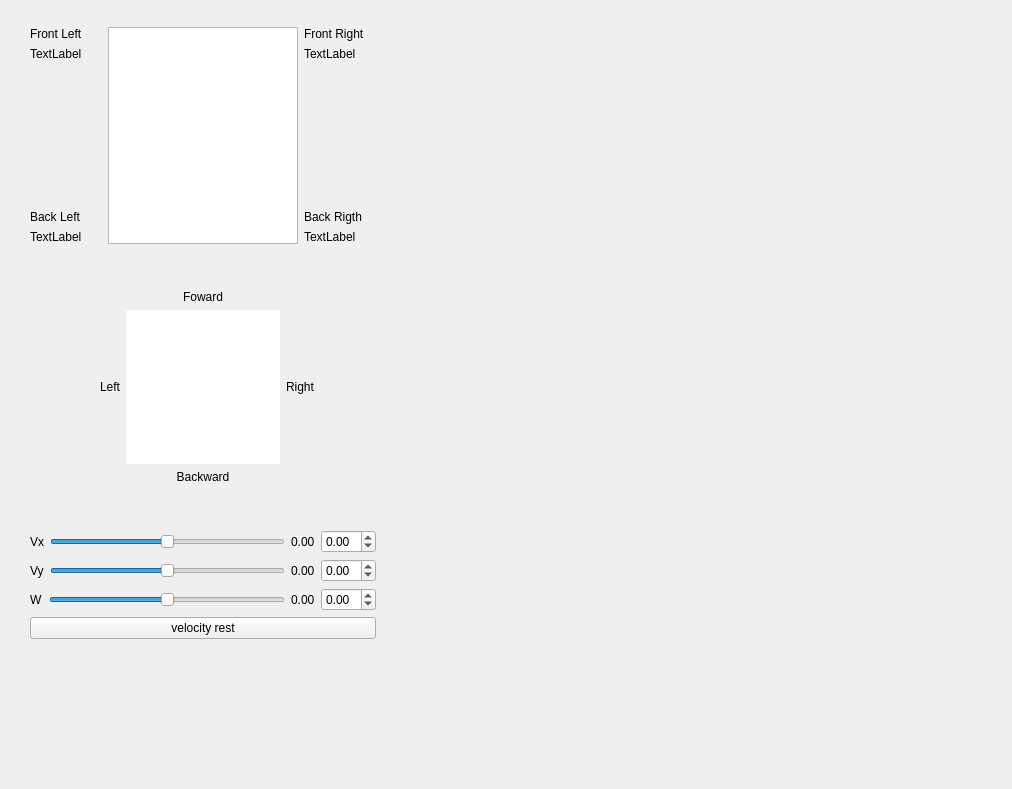
This is mainbot_control_ui/mainbot_control_ui/submodule/controlui.ui in cananella/Ros2-whit-PyQt6-Ui as Qt 5 draws it before an edit. The edited form follows.
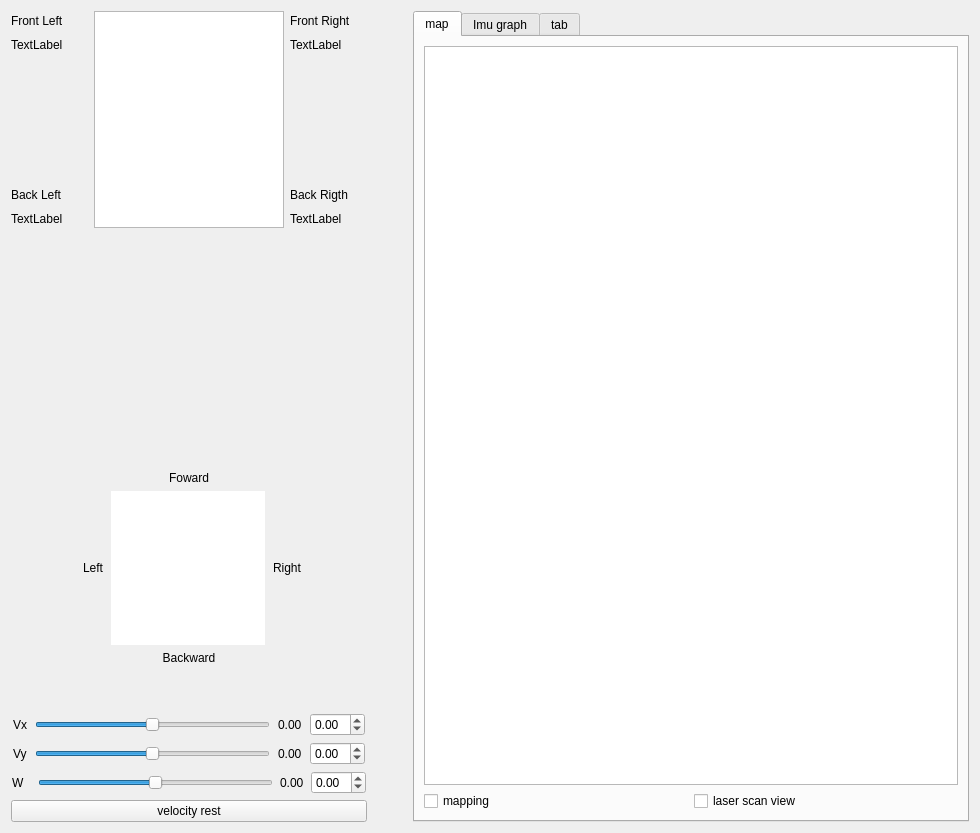
This is the edited form. Custom widgets are drawn as their Qt base class.

```diff
--- a/mainbot_control_ui/mainbot_control_ui/submodule/controlui.ui
+++ b/mainbot_control_ui/mainbot_control_ui/submodule/controlui.ui
@@ -6,10 +6,16 @@
    <rect>
     <x>0</x>
     <y>0</y>
-    <width>1012</width>
-    <height>789</height>
+    <width>980</width>
+    <height>833</height>
    </rect>
   </property>
+  <property name="sizePolicy">
+   <sizepolicy hsizetype="Expanding" vsizetype="Expanding">
+    <horstretch>0</horstretch>
+    <verstretch>0</verstretch>
+   </sizepolicy>
+  </property>
   <property name="minimumSize">
    <size>
     <width>50</width>
@@ -19,18 +25,11 @@
   <property name="windowTitle">
    <string>Form</string>
   </property>
-  <widget class="QWidget" name="">
-   <property name="geometry">
-    <rect>
-     <x>30</x>
-     <y>27</y>
-     <width>361</width>
-     <height>660</height>
-    </rect>
-   </property>
+  <layout class="QGridLayout" name="gridLayout_3">
+   <item row="1" column="0">
    <layout class="QHBoxLayout" name="horizontalLayout_5">
     <property name="sizeConstraint">
-     <enum>QLayout::SetFixedSize</enum>
+      <enum>QLayout::SetMinimumSize</enum>
     </property>
     <item>
      <layout class="QVBoxLayout" name="verticalLayout_2">
@@ -82,6 +81,24 @@
         </item>
         <item row="0" column="0">
          <widget class="QLabel" name="label">
+           <property name="sizePolicy">
+            <sizepolicy hsizetype="Fixed" vsizetype="Preferred">
+             <horstretch>0</horstretch>
+             <verstretch>0</verstretch>
+            </sizepolicy>
+           </property>
+           <property name="minimumSize">
+            <size>
+             <width>77</width>
+             <height>0</height>
+            </size>
+           </property>
+           <property name="maximumSize">
+            <size>
+             <width>77</width>
+             <height>16777215</height>
+            </size>
+           </property>
           <property name="text">
            <string>Front Left</string>
           </property>
@@ -96,6 +113,24 @@
         </item>
         <item row="0" column="2">
          <widget class="QLabel" name="label_5">
+           <property name="sizePolicy">
+            <sizepolicy hsizetype="Fixed" vsizetype="Preferred">
+             <horstretch>0</horstretch>
+             <verstretch>0</verstretch>
+            </sizepolicy>
+           </property>
+           <property name="minimumSize">
+            <size>
+             <width>77</width>
+             <height>0</height>
+            </size>
+           </property>
+           <property name="maximumSize">
+            <size>
+             <width>77</width>
+             <height>16777215</height>
+            </size>
+           </property>
           <property name="text">
            <string>Front Right</string>
           </property>
@@ -113,10 +148,13 @@
           <property name="orientation">
            <enum>Qt::Vertical</enum>
           </property>
+           <property name="sizeType">
+            <enum>QSizePolicy::Fixed</enum>
+           </property>
           <property name="sizeHint" stdset="0">
            <size>
             <width>20</width>
-            <height>40</height>
+             <height>125</height>
            </size>
           </property>
          </spacer>
@@ -126,10 +164,13 @@
           <property name="orientation">
            <enum>Qt::Vertical</enum>
           </property>
+           <property name="sizeType">
+            <enum>QSizePolicy::Fixed</enum>
+           </property>
           <property name="sizeHint" stdset="0">
            <size>
             <width>20</width>
-            <height>40</height>
+             <height>125</height>
            </size>
           </property>
          </spacer>
@@ -170,6 +211,9 @@
               <property name="orientation">
                <enum>Qt::Horizontal</enum>
               </property>
+               <property name="sizeType">
+                <enum>QSizePolicy::Fixed</enum>
+               </property>
               <property name="sizeHint" stdset="0">
                <size>
                 <width>40</width>
@@ -181,7 +225,7 @@
             <item>
              <widget class="QLabel" name="label_8">
               <property name="sizePolicy">
-               <sizepolicy hsizetype="Minimum" vsizetype="Preferred">
+                <sizepolicy hsizetype="Fixed" vsizetype="Preferred">
                 <horstretch>0</horstretch>
                 <verstretch>0</verstretch>
                </sizepolicy>
@@ -249,7 +293,7 @@
             <item>
              <widget class="QLabel" name="label_7">
               <property name="sizePolicy">
-               <sizepolicy hsizetype="Minimum" vsizetype="Preferred">
+                <sizepolicy hsizetype="Fixed" vsizetype="Preferred">
                 <horstretch>0</horstretch>
                 <verstretch>0</verstretch>
                </sizepolicy>
@@ -270,6 +314,9 @@
               <property name="orientation">
                <enum>Qt::Horizontal</enum>
               </property>
+               <property name="sizeType">
+                <enum>QSizePolicy::Fixed</enum>
+               </property>
               <property name="sizeHint" stdset="0">
                <size>
                 <width>40</width>
@@ -307,8 +354,17 @@
         </item>
         <item>
          <layout class="QHBoxLayout" name="horizontalLayout">
+           <property name="sizeConstraint">
+            <enum>QLayout::SetFixedSize</enum>
+           </property>
           <item>
            <widget class="QLabel" name="Vx_fix_label">
+             <property name="sizePolicy">
+              <sizepolicy hsizetype="Fixed" vsizetype="Preferred">
+               <horstretch>0</horstretch>
+               <verstretch>0</verstretch>
+              </sizepolicy>
+             </property>
             <property name="text">
              <string>Vx</string>
             </property>
@@ -316,6 +372,18 @@
           </item>
           <item>
            <widget class="QSlider" name="Vx_horizontalSlider">
+             <property name="sizePolicy">
+              <sizepolicy hsizetype="Fixed" vsizetype="Fixed">
+               <horstretch>0</horstretch>
+               <verstretch>0</verstretch>
+              </sizepolicy>
+             </property>
+             <property name="minimumSize">
+              <size>
+               <width>235</width>
+               <height>0</height>
+              </size>
+             </property>
             <property name="styleSheet">
              <string notr="true">QSlider {
             &quot;background-color: #FF3B3B3B;&quot;
@@ -340,6 +408,12 @@
           </item>
           <item>
            <widget class="QLabel" name="Vx_value">
+             <property name="sizePolicy">
+              <sizepolicy hsizetype="Fixed" vsizetype="Preferred">
+               <horstretch>0</horstretch>
+               <verstretch>0</verstretch>
+              </sizepolicy>
+             </property>
             <property name="text">
              <string>0.00</string>
             </property>
@@ -347,6 +421,12 @@
           </item>
           <item>
            <widget class="QDoubleSpinBox" name="Vx_doubleSpinBox">
+             <property name="sizePolicy">
+              <sizepolicy hsizetype="Fixed" vsizetype="Fixed">
+               <horstretch>0</horstretch>
+               <verstretch>0</verstretch>
+              </sizepolicy>
+             </property>
             <property name="minimum">
              <double>-0.230000000000000</double>
             </property>
@@ -362,8 +442,17 @@
         </item>
         <item>
          <layout class="QHBoxLayout" name="horizontalLayout_2">
+           <property name="sizeConstraint">
+            <enum>QLayout::SetFixedSize</enum>
+           </property>
           <item>
            <widget class="QLabel" name="Vy_fix_label">
+             <property name="sizePolicy">
+              <sizepolicy hsizetype="Fixed" vsizetype="Preferred">
+               <horstretch>0</horstretch>
+               <verstretch>0</verstretch>
+              </sizepolicy>
+             </property>
             <property name="text">
              <string>Vy</string>
             </property>
@@ -371,6 +460,18 @@
           </item>
           <item>
            <widget class="QSlider" name="Vy_horizontalSlider">
+             <property name="sizePolicy">
+              <sizepolicy hsizetype="Fixed" vsizetype="Fixed">
+               <horstretch>0</horstretch>
+               <verstretch>0</verstretch>
+              </sizepolicy>
+             </property>
+             <property name="minimumSize">
+              <size>
+               <width>235</width>
+               <height>0</height>
+              </size>
+             </property>
             <property name="minimum">
              <number>-23</number>
             </property>
@@ -384,6 +485,12 @@
           </item>
           <item>
            <widget class="QLabel" name="Vy_value">
+             <property name="sizePolicy">
+              <sizepolicy hsizetype="Fixed" vsizetype="Preferred">
+               <horstretch>0</horstretch>
+               <verstretch>0</verstretch>
+              </sizepolicy>
+             </property>
             <property name="text">
              <string>0.00</string>
             </property>
@@ -391,6 +498,12 @@
           </item>
           <item>
            <widget class="QDoubleSpinBox" name="Vy_doubleSpinBox">
+             <property name="sizePolicy">
+              <sizepolicy hsizetype="Fixed" vsizetype="Fixed">
+               <horstretch>0</horstretch>
+               <verstretch>0</verstretch>
+              </sizepolicy>
+             </property>
             <property name="minimum">
              <double>-0.230000000000000</double>
             </property>
@@ -406,8 +519,23 @@
         </item>
         <item>
          <layout class="QHBoxLayout" name="horizontalLayout_3">
+           <property name="sizeConstraint">
+            <enum>QLayout::SetFixedSize</enum>
+           </property>
           <item>
            <widget class="QLabel" name="W_fix_label">
+             <property name="sizePolicy">
+              <sizepolicy hsizetype="Fixed" vsizetype="Preferred">
+               <horstretch>0</horstretch>
+               <verstretch>0</verstretch>
+              </sizepolicy>
+             </property>
+             <property name="minimumSize">
+              <size>
+               <width>19</width>
+               <height>0</height>
+              </size>
+             </property>
             <property name="text">
              <string>W</string>
             </property>
@@ -415,6 +543,18 @@
           </item>
           <item>
            <widget class="QSlider" name="W_horizontalSlider">
+             <property name="sizePolicy">
+              <sizepolicy hsizetype="Fixed" vsizetype="Fixed">
+               <horstretch>0</horstretch>
+               <verstretch>0</verstretch>
+              </sizepolicy>
+             </property>
+             <property name="minimumSize">
+              <size>
+               <width>235</width>
+               <height>0</height>
+              </size>
+             </property>
             <property name="minimum">
              <number>-23</number>
             </property>
@@ -428,6 +568,12 @@
           </item>
           <item>
            <widget class="QLabel" name="W_value">
+             <property name="sizePolicy">
+              <sizepolicy hsizetype="Fixed" vsizetype="Preferred">
+               <horstretch>0</horstretch>
+               <verstretch>0</verstretch>
+              </sizepolicy>
+             </property>
             <property name="text">
              <string>0.00</string>
             </property>
@@ -435,6 +581,12 @@
           </item>
           <item>
            <widget class="QDoubleSpinBox" name="W_doubleSpinBox">
+             <property name="sizePolicy">
+              <sizepolicy hsizetype="Fixed" vsizetype="Fixed">
+               <horstretch>0</horstretch>
+               <verstretch>0</verstretch>
+              </sizepolicy>
+             </property>
             <property name="minimum">
              <double>-0.350000000000000</double>
             </property>
@@ -460,8 +612,90 @@
      </layout>
     </item>
    </layout>
-  </widget>
- </widget>
+   </item>
+   <item row="1" column="1">
+    <spacer name="horizontalSpacer_4">
+     <property name="orientation">
+      <enum>Qt::Horizontal</enum>
+     </property>
+     <property name="sizeType">
+      <enum>QSizePolicy::Fixed</enum>
+     </property>
+     <property name="sizeHint" stdset="0">
+      <size>
+       <width>40</width>
+       <height>20</height>
+      </size>
+     </property>
+    </spacer>
+   </item>
+   <item row="1" column="2">
+    <layout class="QGridLayout" name="gridLayout_2">
+     <item row="0" column="0">
+      <widget class="QTabWidget" name="tabWidget">
+       <property name="currentIndex">
+        <number>0</number>
+       </property>
+       <widget class="QWidget" name="tab_1">
+        <attribute name="title">
+         <string>map</string>
+        </attribute>
+        <layout class="QGridLayout" name="gridLayout_4">
+         <item row="1" column="0">
+          <widget class="QCheckBox" name="mapping_state">
+           <property name="text">
+            <string>mapping</string>
+           </property>
+          </widget>
+         </item>
+         <item row="1" column="1">
+          <widget class="QCheckBox" name="laser_scan_view_state">
+           <property name="text">
+            <string>laser scan view</string>
+           </property>
+          </widget>
+         </item>
+         <item row="0" column="0" colspan="2">
+          <widget class="QGraphicsView" name="map">
+           <property name="minimumSize">
+            <size>
+             <width>0</width>
+             <height>0</height>
+            </size>
+           </property>
+          </widget>
+         </item>
+        </layout>
+       </widget>
+       <widget class="QWidget" name="tab_2">
+        <attribute name="title">
+         <string>Imu graph</string>
+        </attribute>
+        <layout class="QGridLayout" name="gridLayout_5">
+         <item row="0" column="0">
+          <widget class="PlotWidget" name="imu_graph_widget" native="true"/>
+         </item>
+        </layout>
+       </widget>
+       <widget class="QWidget" name="tab_3">
+        <attribute name="title">
+         <string>tab</string>
+        </attribute>
+       </widget>
+      </widget>
+     </item>
+    </layout>
+   </item>
+  </layout>
+ </widget>
+ <customwidgets>
+  <customwidget>
+   <class>PlotWidget</class>
+   <extends>QWidget</extends>
+   <header>plotgraph.h</header>
+   <container>1</container>
+  </customwidget>
+ </customwidgets>
  <resources/>
  <connections/>
 </ui>
```
Lines whose indentation alone changed are shown as unchanged.
